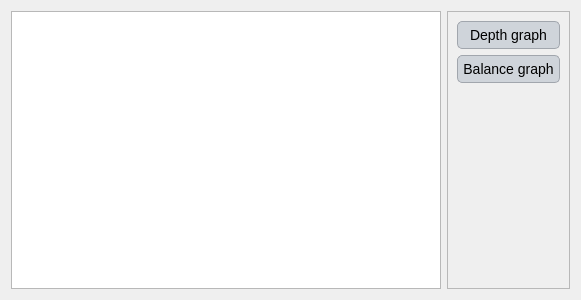
The window that ui/owq_results.ui (Inigobarbe/VFSMOD-GUI) describes before a commit, drawn with Qt 5.
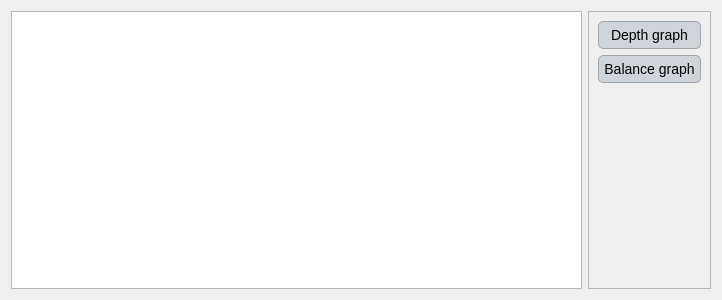
The same window after the commit.

```diff
--- a/ui/owq_results.ui
+++ b/ui/owq_results.ui
@@ -6,7 +6,7 @@
    <rect>
     <x>0</x>
     <y>0</y>
-    <width>581</width>
+    <width>722</width>
     <height>300</height>
    </rect>
   </property>
```
